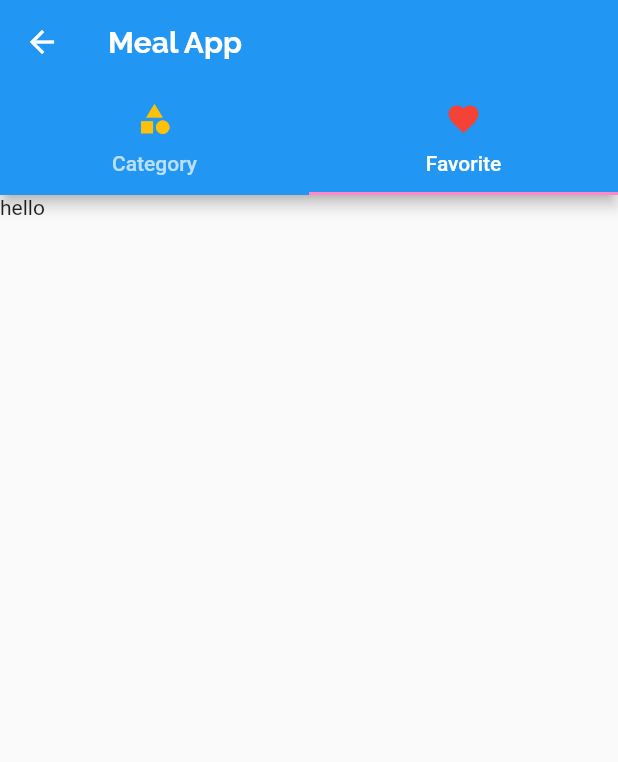
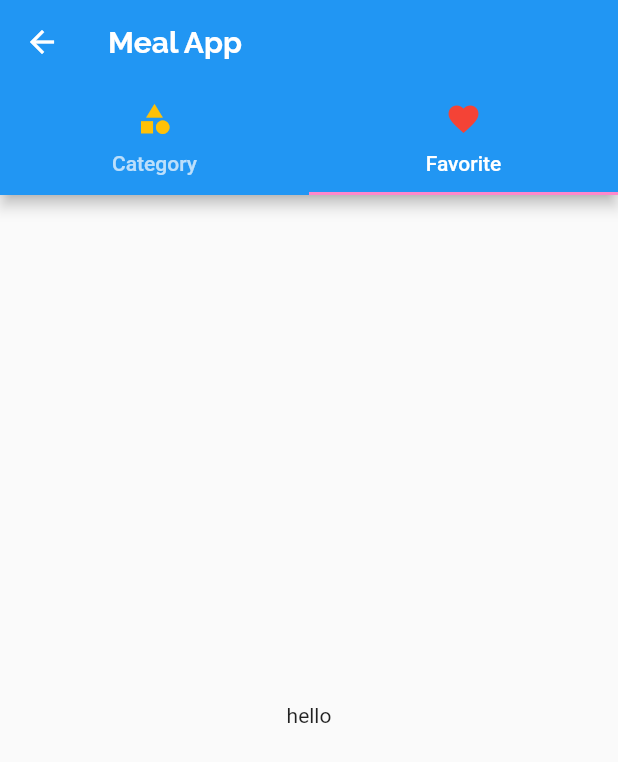
Before and after one commit to Wasim-Zaman/meal_application_using_flutter, a Flutter app: the TabScreen screen opened directly, tab 2 chosen, on a phone screen of 412 x 824 dp. Shown: the top 762 px of the screen. Run offline on Flutter 3.47's test engine with Material 2 defaults, Android fonts, the phone set to English and light mode, and no system bars.

```diff
--- a/lib/other/main.dart
+++ b/lib/other/main.dart
@@ -26,9 +26,11 @@ class MyApp extends StatelessWidget {
         '/': (context) => const TabsScreenBottom(),
         CategoryRecipe.screenName: (context) => const CategoryRecipe(),
         MealDetail.screenName: (context) => const MealDetail(),
-        FiltersScreen.pageName: (context) => FiltersScreen(),
+        FiltersScreen.pageName: (context) => const FiltersScreen(),
       },
       onGenerateRoute: (settings) {
+        return null;
+
         // if (settings.name == '/'){
 
         // }
@@ -41,7 +43,7 @@ class MyApp extends StatelessWidget {
       onUnknownRoute: (settings) {
         // We user encounters unknown page,
         // He should be redirected to Meal Category page
-        MaterialPageRoute(
+        return MaterialPageRoute(
           builder: (context) => const MealCategory(),
         );
       },
--- a/lib/screens/favorites_screen.dart
+++ b/lib/screens/favorites_screen.dart
@@ -5,7 +5,7 @@ class FavoritesScreen extends StatelessWidget {
 
   @override
   Widget build(BuildContext context) {
-    return Container(
+    return const Center(
       child: Text('hello'),
     );
   }
--- a/lib/screens/filters_screen.dart
+++ b/lib/screens/filters_screen.dart
@@ -4,6 +4,8 @@ import '../other/my_drawer.dart';
 
 class FiltersScreen extends StatelessWidget {
   static const pageName = '/filters-page';
+
+  const FiltersScreen({super.key});
 
   @override
   Widget build(BuildContext context) {
@@ -13,7 +15,7 @@ class FiltersScreen extends StatelessWidget {
         backgroundColor: Theme.of(context).primaryColor,
       ),
       drawer: const MyDrawer(),
-      body: Center(
+      body: const Center(
         child: Text("some filters contents"),
       ),
     );
--- a/lib/themes/theme_data.dart
+++ b/lib/themes/theme_data.dart
@@ -1,3 +1,5 @@
+// ignore_for_file: deprecated_member_use
+
 import 'package:flutter/material.dart';
 
 ThemeData themeData() {
--- a/lib/widgets/category_item.dart
+++ b/lib/widgets/category_item.dart
@@ -6,7 +6,8 @@ class CategoryItem extends StatelessWidget {
   final String categoryId;
   final String categoryTitle;
   final Color color;
-  const CategoryItem(this.categoryId, this.categoryTitle, this.color);
+  const CategoryItem(this.categoryId, this.categoryTitle, this.color,
+      {super.key});
 
   void pageTransition(BuildContext context) {
     /*Named page route*/
```
